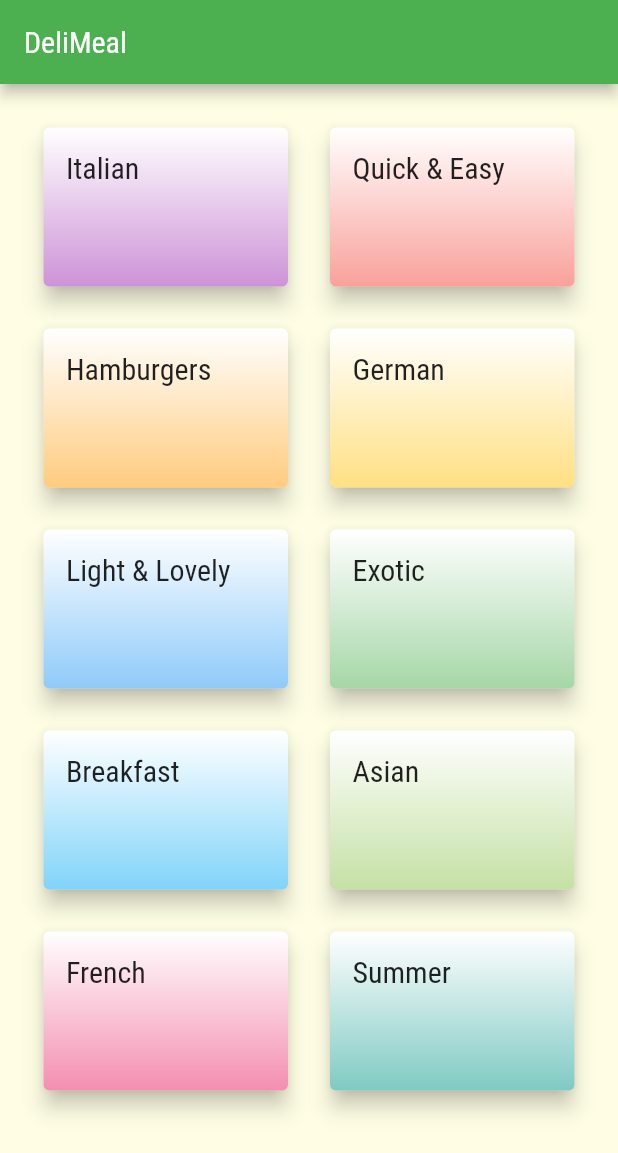
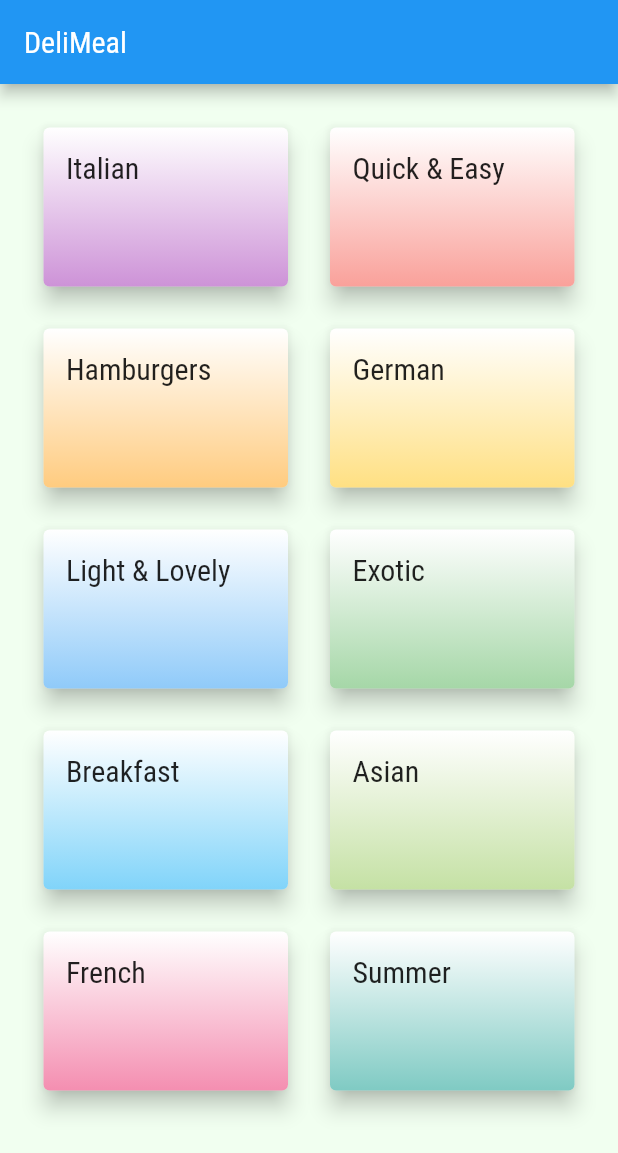
Before and after one commit to LukeKow/meals-app, a Flutter app: the screen it shows after launch, on a phone screen of 412 x 824 dp. Shown: the top 1153 px of the screen. Run offline on Flutter 3.47's test engine with Material 2 defaults, Android fonts, the phone set to English and light mode, and no system bars; missing offline and left inert: material_color_generator.

```diff
--- a/lib/main.dart
+++ b/lib/main.dart
@@ -1,4 +1,5 @@
 import 'package:flutter/material.dart';
+import 'package:material_color_generator/material_color_generator.dart';
 
 import './screens/meal_details_screen.dart';
 import './screens/category_meals_screen.dart';
@@ -9,15 +10,15 @@ void main() => runApp(MyApp());
 class MyApp extends StatelessWidget {
   MyApp({super.key});
   final ThemeData theme = ThemeData(
-      primarySwatch: Colors.green,
-      canvasColor: const Color.fromRGBO(255, 254, 229, 1),
+      primarySwatch: generateMaterialColor(color: const Color(0xFF52B04C)),
+      canvasColor: const Color(0xFFF1FFF0),
       fontFamily: 'Raleway',
       textTheme: ThemeData.light().textTheme.copyWith(
             bodyText1: const TextStyle(
-              color: Color.fromRGBO(20, 51, 51, 1),
+              color: Color(0xFFF1FFF0),
             ),
             bodyText2: const TextStyle(
-              color: Color.fromRGBO(20, 51, 51, 1),
+              color: Color(0xFFB39996),
             ),
             headline6: const TextStyle(
               fontSize: 20,
@@ -31,7 +32,7 @@ class MyApp extends StatelessWidget {
       title: 'DeliMeals',
       theme: theme.copyWith(
         colorScheme: theme.colorScheme.copyWith(
-          secondary: Colors.pink.shade900,
+          secondary: const Color(0xFFFC6753),
         ),
       ),
       home: const CategoriesScreen(),
--- a/pubspec.yaml
+++ b/pubspec.yaml
@@ -36,6 +36,7 @@ dependencies:
   # The following adds the Cupertino Icons font to your application.
   # Use with the CupertinoIcons class for iOS style icons.
   cupertino_icons: ^1.0.2
+  material_color_generator: ^1.1.0
 
 dev_dependencies:
   flutter_test:
```
Also changed, not shown: lib/screens/meal_details_screen.dart (+88 -5 lines), pubspec.lock.
